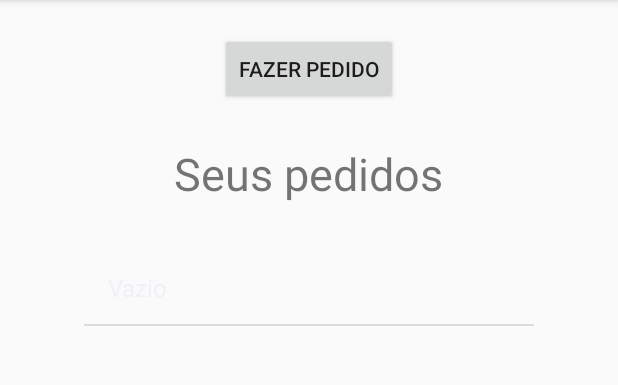
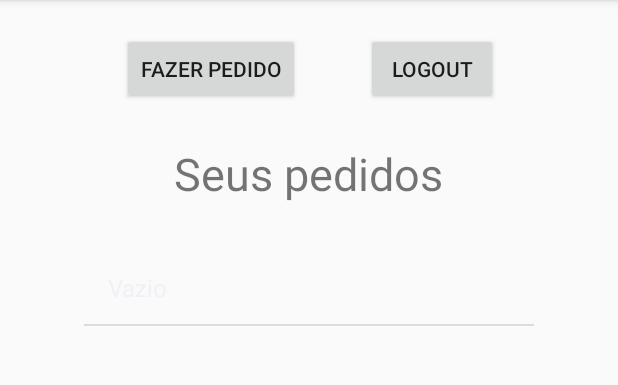
Before and after one commit to andrebriani/Cantineiros, an Android app: the screen it shows after launch once a user with an empty profile is signed in (Activity_Comprador_Principal), on a phone screen of 412 x 824 dp, the part 84-469 px from its top. Run offline under Robolectric (Android 15) with nearby library versions, the phone set to English and light mode, and no system bars; our stand-ins replace Firebase (no records; nobody signed in at launch, a user with empty details on screens opened directly).

```diff
--- a/app/src/main/java/com/example/a10516125940/cantineiros/Controller/Activity_Comprador_Principal.java
+++ b/app/src/main/java/com/example/a10516125940/cantineiros/Controller/Activity_Comprador_Principal.java
@@ -13,12 +13,14 @@ import android.widget.ListView;
 
 import com.example.a10516125940.cantineiros.Model.Pedido;
 import com.example.a10516125940.cantineiros.R;
+import com.google.firebase.auth.FirebaseAuth;
 
 import java.util.ArrayList;
 
 public class Activity_Comprador_Principal extends AppCompatActivity {
 
     private Button botaoFazerPedido;
+    private Button botaoLogout;
     private ListView listViewPedidos;
 
     private AlertDialog.Builder dialogooCancelar;
@@ -31,6 +33,7 @@ public class Activity_Comprador_Principal extends AppCompatActivity {
         setContentView(R.layout.activity__comprador_principal);
 
         botaoFazerPedido = findViewById(R.id.botaoPedir);
+        botaoLogout = findViewById(R.id.botaoLogout);
         listViewPedidos = findViewById(R.id.listViewPedidos);
 
         inserirElementosListaInterface();
@@ -72,6 +75,14 @@ public class Activity_Comprador_Principal extends AppCompatActivity {
                 startActivity(new Intent(Activity_Comprador_Principal.this, Activity_Fazer_Pedido.class));
             }
         });
+
+        botaoLogout.setOnClickListener(new View.OnClickListener() {
+            @Override
+            public void onClick(View v) {
+                FirebaseAuth.getInstance().signOut();
+                startActivity(new Intent(Activity_Comprador_Principal.this, MainActivity.class));
+            }
+        });
     }
 
     private void inserirElementosListaInterface(){
--- a/app/src/main/java/com/example/a10516125940/cantineiros/Controller/Activity_Fazer_Pedido.java
+++ b/app/src/main/java/com/example/a10516125940/cantineiros/Controller/Activity_Fazer_Pedido.java
@@ -136,7 +136,7 @@ public class Activity_Fazer_Pedido extends AppCompatActivity {
             Toast.makeText(Activity_Fazer_Pedido.this, "Selecione pelo menos" +
                     " um produto para poder fazer a reserva", Toast.LENGTH_LONG).show();
         }else{
-            String data = new SimpleDateFormat("dd/MM/yyyy hh:mm:ss").format(new Date());
+            String data = new SimpleDateFormat("dd:MM:yyyy hh:mm:ss").format(new Date());
             Pedido p = new Pedido(data, listaProdutoDoCliente);
 
 
--- a/app/src/main/java/com/example/a10516125940/cantineiros/Controller/MainActivity.java
+++ b/app/src/main/java/com/example/a10516125940/cantineiros/Controller/MainActivity.java
@@ -33,7 +33,7 @@ public class MainActivity extends AppCompatActivity {
 
         fba = FirebaseAuth.getInstance();
 
-        fba.signOut();
+        //fba.signOut();
 
         if(fba.getCurrentUser() != null){
             startActivity(new Intent(MainActivity.this, Activity_Comprador_Principal.class));
--- a/app/src/main/res/layout/activity__comprador_principal.xml
+++ b/app/src/main/res/layout/activity__comprador_principal.xml
@@ -24,9 +24,12 @@
         android:id="@+id/botaoPedir"
         android:layout_width="wrap_content"
         android:layout_height="wrap_content"
+        android:layout_alignLeft="@+id/listViewPedidos"
+        android:layout_alignStart="@+id/listViewPedidos"
         android:layout_below="@+id/textView"
-        android:layout_centerHorizontal="true"
-        android:layout_marginTop="24dp"
+        android:layout_marginLeft="25dp"
+        android:layout_marginStart="25dp"
+        android:layout_marginTop="26dp"
         android:text="Fazer pedido" />
 
     <TextView
@@ -47,6 +50,17 @@
         android:layout_centerHorizontal="true"
         android:layout_marginTop="32dp" />
 
+    <Button
+        android:id="@+id/botaoLogout"
+        android:layout_width="wrap_content"
+        android:layout_height="wrap_content"
+        android:layout_above="@+id/textView7"
+        android:layout_alignEnd="@+id/listViewPedidos"
+        android:layout_alignRight="@+id/listViewPedidos"
+        android:layout_marginEnd="24dp"
+        android:layout_marginRight="24dp"
+        android:text="Logout" />
+
 </RelativeLayout>
 
 </ScrollView>
```
Also changed, not shown: app/src/main/java/com/example/a10516125940/cantineiros/Controller/ControllerCentral.java (+39 -0 lines), app/src/main/java/com/example/a10516125940/cantineiros/Model/Pedido.java (+6 -3 lines).
